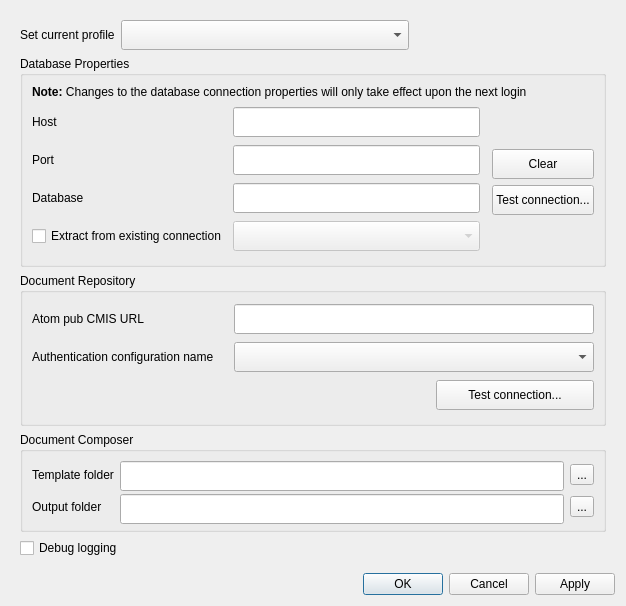
The window that ui/ui_options.ui (gltn/stdm) describes before a commit, drawn with Qt 5.
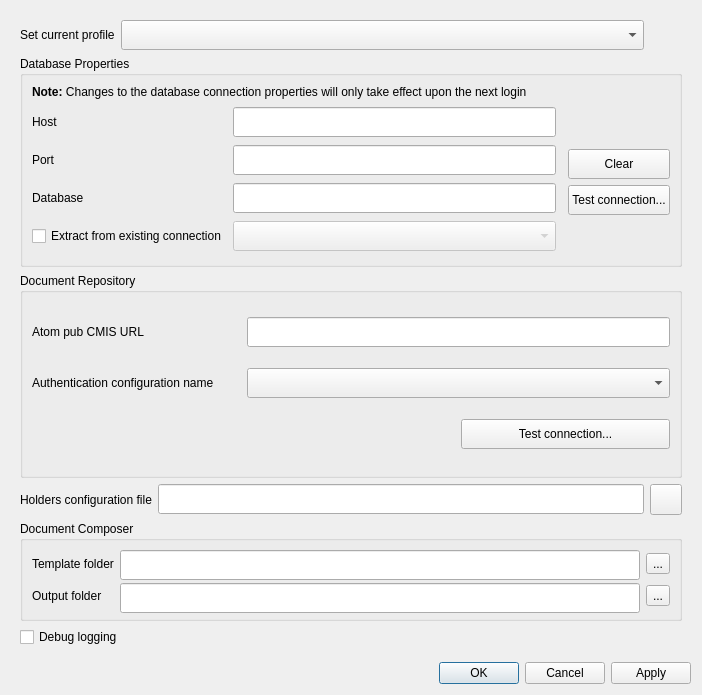
The same window after the commit. Icons and pictures are not drawn.

Commit message: Add skeleton framework for validating holders data.

What changed in the file:
```diff
--- a/ui/ui_options.ui
+++ b/ui/ui_options.ui
@@ -6,8 +6,8 @@
    <rect>
     <x>0</x>
     <y>0</y>
-    <width>626</width>
-    <height>606</height>
+    <width>702</width>
+    <height>695</height>
    </rect>
   </property>
   <property name="sizePolicy">
@@ -39,8 +39,8 @@
        <rect>
         <x>0</x>
         <y>0</y>
-        <width>608</width>
-        <height>551</height>
+        <width>684</width>
+        <height>640</height>
        </rect>
       </property>
       <layout class="QGridLayout" name="gridLayout_5">
@@ -439,6 +439,40 @@
          </layout>
         </widget>
        </item>
+       <item row="5" column="0">
+        <widget class="QLabel" name="label_10">
+         <property name="text">
+          <string>Holders configuration file</string>
+         </property>
+        </widget>
+       </item>
+       <item row="5" column="1">
+        <widget class="QLineEdit" name="txt_holders_config">
+         <property name="minimumSize">
+          <size>
+           <width>0</width>
+           <height>30</height>
+          </size>
+         </property>
+        </widget>
+       </item>
+       <item row="5" column="2">
+        <widget class="QToolButton" name="btn_holders_conf_file">
+         <property name="text">
+          <string/>
+         </property>
+         <property name="icon">
+          <iconset resource="../resources.qrc">
+           <normaloff>:/plugins/stdm/images/icons/flts_open_file.png</normaloff>:/plugins/stdm/images/icons/flts_open_file.png</iconset>
+         </property>
+         <property name="iconSize">
+          <size>
+           <width>24</width>
+           <height>24</height>
+          </size>
+         </property>
+        </widget>
+       </item>
       </layout>
      </widget>
     </widget>
```
Left out of the diff: 4 changed lines with no effect on the pictures. The commit also changes 9 other files.
